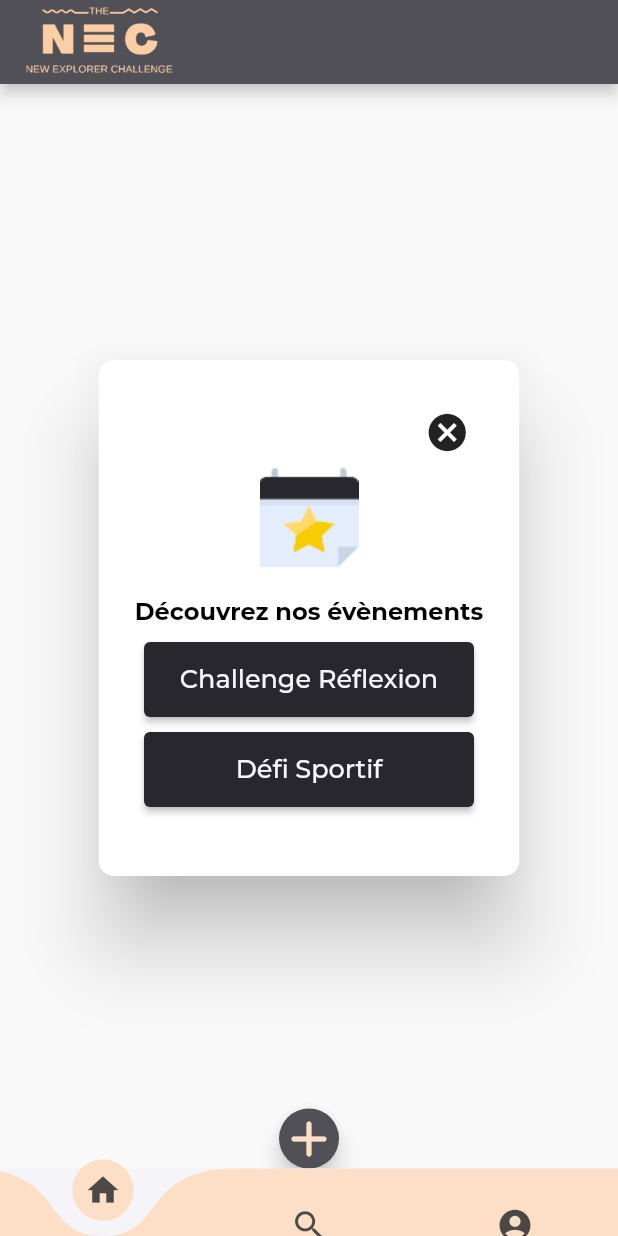
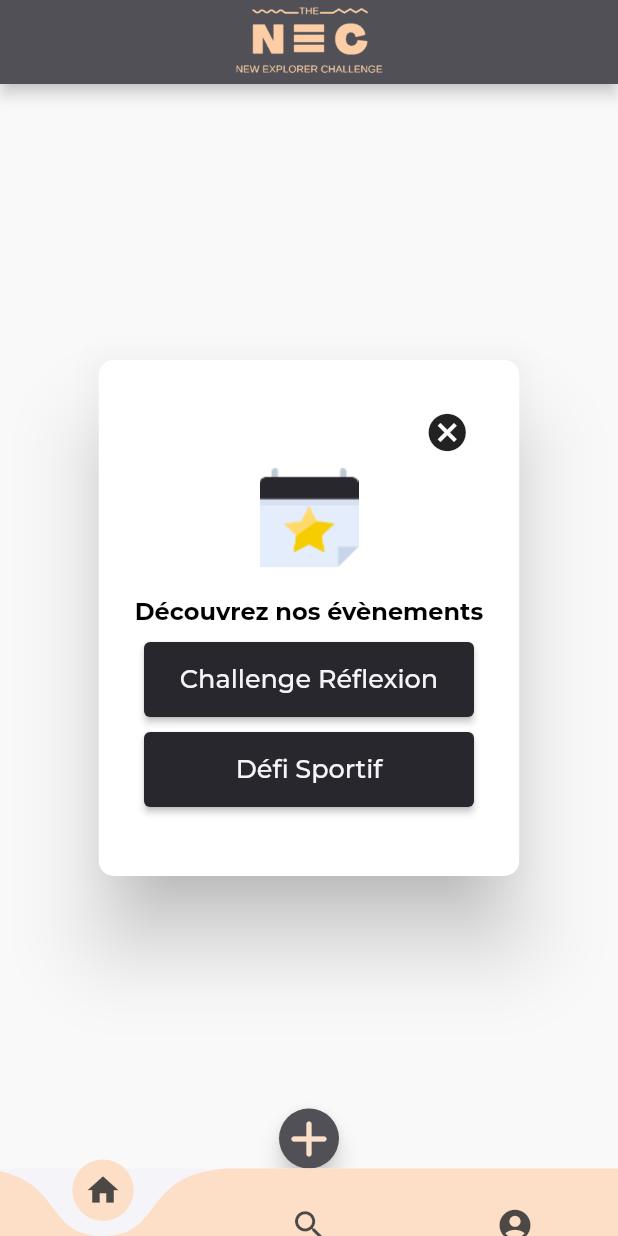
Before and after one commit to PierreCA35/nec-oxyrennes, a Flutter app: the screen it shows after launch, on a phone screen of 412 x 824 dp. Run offline on Flutter 3.47's test engine with Material 2 defaults, Android fonts, the light colour scheme and no system bars; drawn by our look-alikes of curved_navigation_bar; our stand-ins replace cached_network_image, cloud_firestore, firebase_auth, firebase_core, firebase_storage, fluttericon and 3 more; missing offline and left inert: cloud_firestore_web, expansion_card, firebase, firebase_auth_web, firebase_core_web, firebase_storage_web and 3 more; accounts and stored records are empty.

Commit message:
correctif bug

```diff
--- a/lib/pages/home.dart
+++ b/lib/pages/home.dart
@@ -135,6 +135,7 @@ class _HomePageState extends State<HomePage> {
     return Scaffold(
         appBar: ResponsiveWidget.isSmallScreen(context)
           ? new AppBar(
+          centerTitle: true,
           title: Container(
               height: 100,
               width: 100,
--- a/lib/pages/profile.dart
+++ b/lib/pages/profile.dart
@@ -85,7 +85,8 @@ class _ProfilPageState extends State<ProfilPage> {
       )
       : null,
       floatingActionButtonLocation: FloatingActionButtonLocation.endTop,
-      floatingActionButton: Container(
+      floatingActionButton: ResponsiveWidget.isSmallScreen(context)
+        ? Container(
         margin: EdgeInsets.only(right: 15.0, bottom: 10.0, top: 10.0),
         width: 50,
         height: 50,
@@ -96,7 +97,8 @@ class _ProfilPageState extends State<ProfilPage> {
             Navigator.push(context, MaterialPageRoute(builder: (context) => ParametreProfilPage(me)));
           },
         )
-      ),
+      )
+      : null,
       backgroundColor: AppColors.greyLightColor,
       body: StreamBuilder(
         stream: FirebaseFirestore.instance.collection("users").snapshots(),
```
Also changed, not shown: 5 other files.
